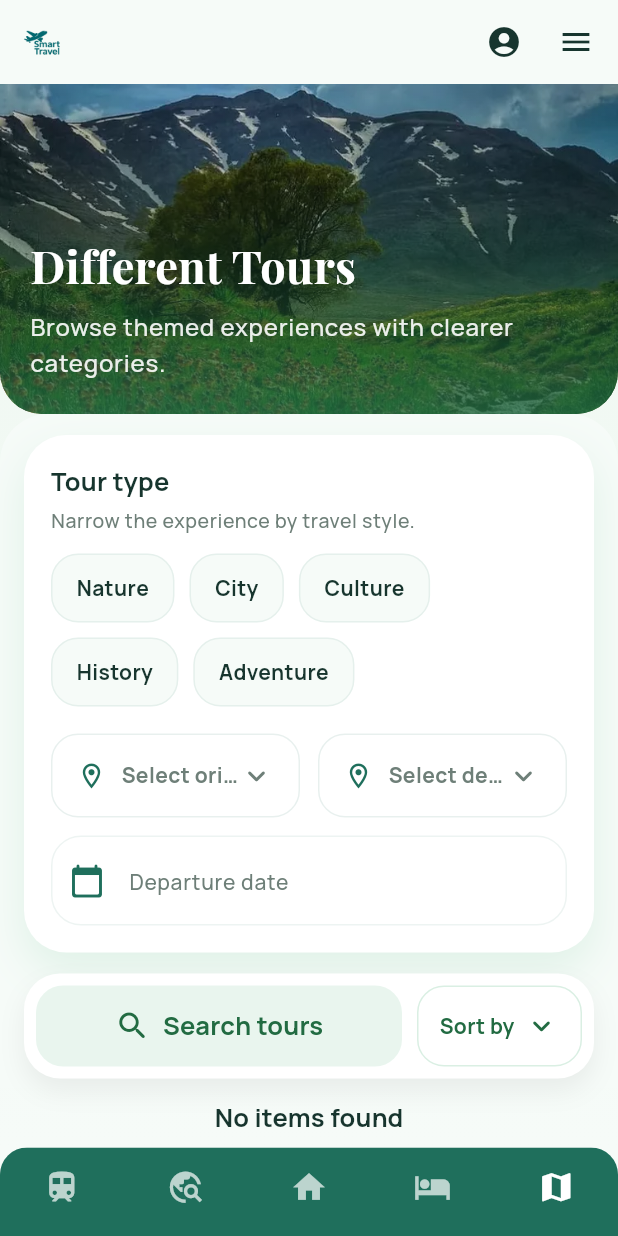
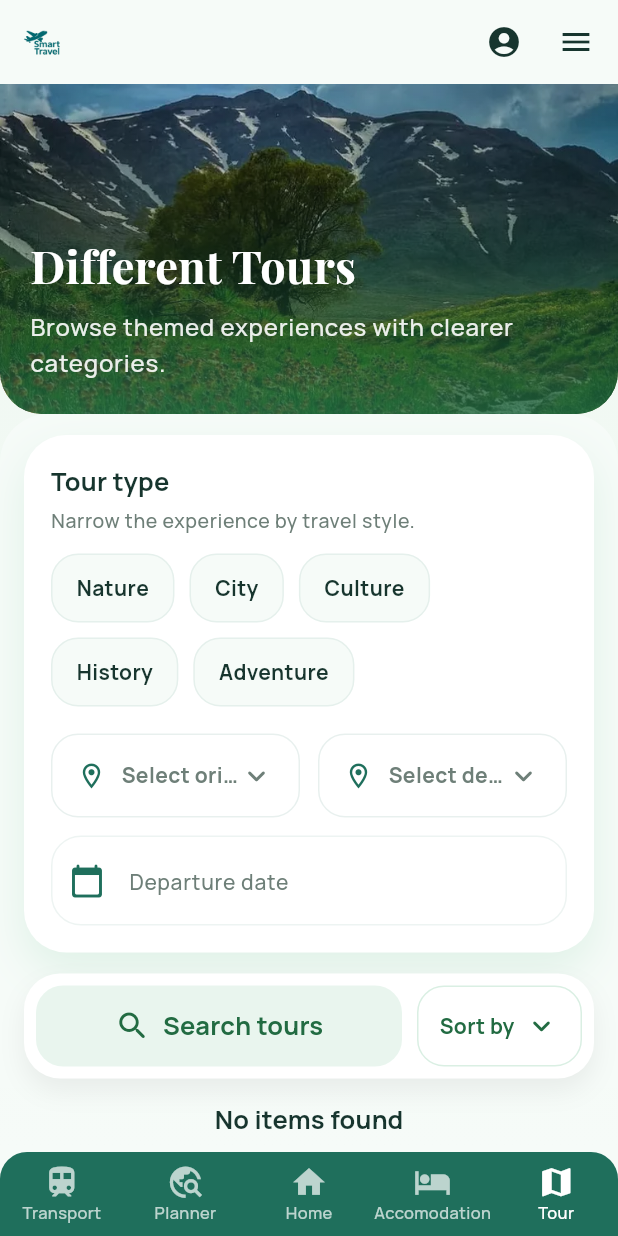
Before and after one commit to DelaramDoroud/mobile-application, a Flutter app: the screen it shows once a user with an empty profile is signed in, item 5 of the bottom bar chosen, on a phone screen of 412 x 824 dp. Run offline on Flutter 3.47's test engine with Material 3 defaults, Android fonts, the phone set to English and light mode, and no system bars; our stand-ins replace cloud_firestore, firebase_auth, firebase_core, firebase_storage, geolocator, google_fonts and 2 more; missing offline and left inert: firebase_app_check; accounts and stored records are empty.

Commit message:
Add lables to nav bar

```diff
--- a/lib/components/navigation_bar.dart
+++ b/lib/components/navigation_bar.dart
@@ -163,7 +163,7 @@ class _NavBarState extends State<NavBar> {
               ),
               BottomNavigationBarItem(
                 icon: Icon(Icons.travel_explore, size: 25),
-                label: "Smart Travel",
+                label: "Planner",
               ),
               BottomNavigationBarItem(
                 icon: Icon(Icons.home, size: 25),
--- a/lib/theme/app_theme.dart
+++ b/lib/theme/app_theme.dart
@@ -143,8 +143,10 @@ class AppTheme {
         selectedItemColor: AppColors.white,
         unselectedItemColor: Color(0xB3FFFFFF),
         type: BottomNavigationBarType.fixed,
-        showSelectedLabels: false,
-        showUnselectedLabels: false,
+        showSelectedLabels: true,
+        showUnselectedLabels: true,
+        selectedLabelStyle: TextStyle(fontSize: 11),
+        unselectedLabelStyle: TextStyle(fontSize: 11),
       ),
       drawerTheme: const DrawerThemeData(backgroundColor: AppColors.white),
       cardTheme: CardThemeData(
```
